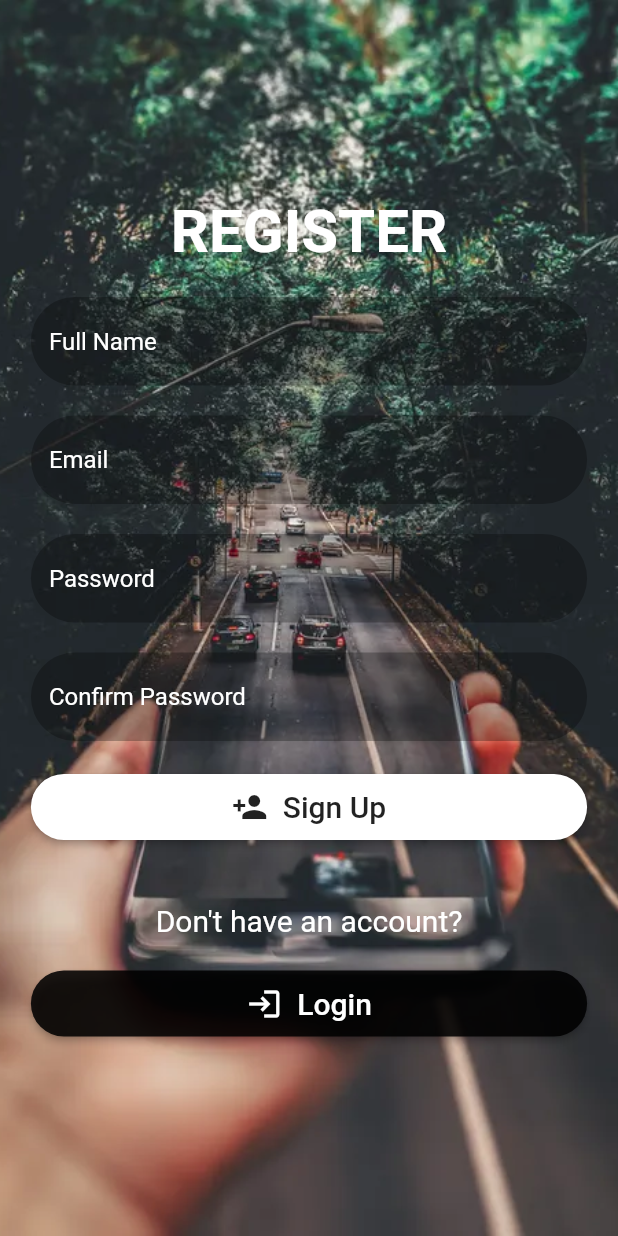
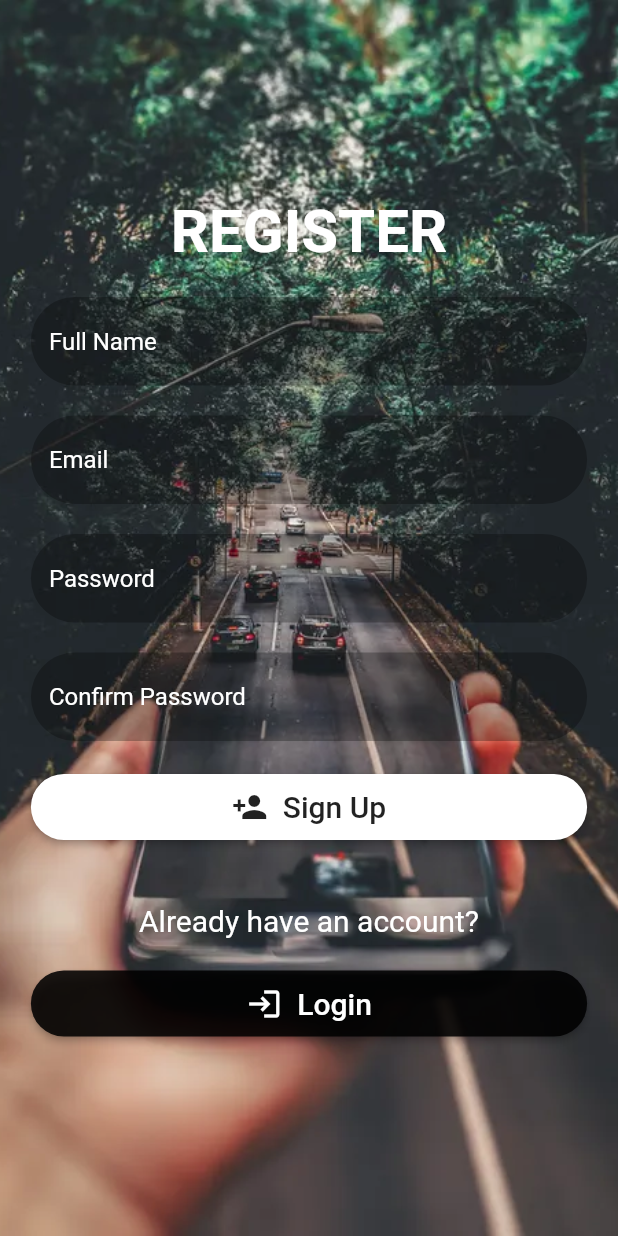
Before and after one commit to sumathipala-hes/training-ramp-up, a Flutter app: the RegisterPageView screen opened directly, on a phone screen of 412 x 824 dp. Run offline on Flutter 3.47's test engine with Material 2 defaults, Android fonts, the phone set to English and light mode, and no system bars; our stand-ins replace firebase_core, firebase_messaging, flutter_bloc, fluttertoast, logger; accounts and stored records are empty; network calls fail.

```diff
--- a/frontend/lib/ui/register_page/register_page_view.dart
+++ b/frontend/lib/ui/register_page/register_page_view.dart
@@ -196,7 +196,7 @@ class RegisterPageView extends StatelessWidget {
                     height: 40,
                   ),
                   const Text(
-                    'Don\'t have an account?',
+                    'Already have an account?',
                     style: TextStyle(
                       color: Colors.white,
                       fontSize: 20,
```
Also changed, not shown: frontend/lib/ui/user_home_page/user_home_page_bloc.dart (added), frontend/lib/ui/user_home_page/user_home_page_event.dart (added), frontend/lib/ui/user_home_page/user_home_page_provider.dart (added), frontend/lib/ui/user_home_page/user_home_page_state.dart (added), frontend/lib/ui/user_home_page/user_home_page_view.dart (added).
